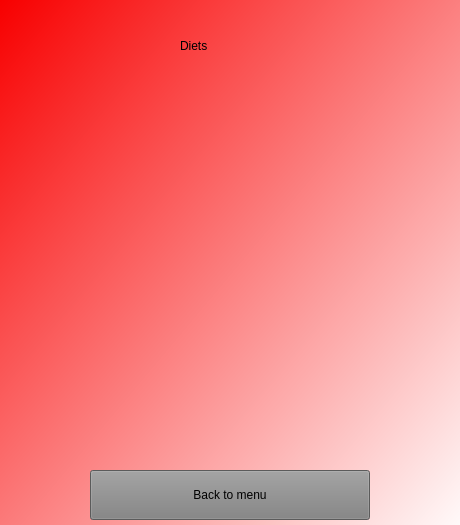
Before: the Qt Designer form diet.ui in 262094/HealthCheck, drawn with Qt 5.
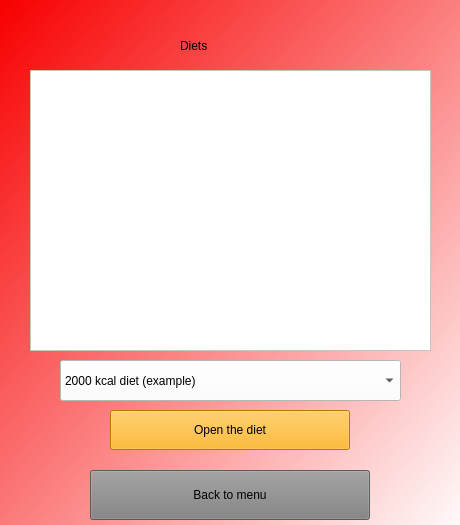
After: the same form once the commit is applied.

What changed in the file:
```diff
--- a/diet.ui
+++ b/diet.ui
@@ -103,6 +103,77 @@
       <string>Back to menu</string>
      </property>
     </widget>
+    <widget class="QComboBox" name="comboBox">
+     <property name="geometry">
+      <rect>
+       <x>60</x>
+       <y>360</y>
+       <width>341</width>
+       <height>41</height>
+      </rect>
+     </property>
+     <property name="styleSheet">
+      <string notr="true">FONT-SIZE:24PX;
+background-color: WHITE;</string>
+     </property>
+     <item>
+      <property name="text">
+       <string>2000 kcal diet (example)</string>
+      </property>
+     </item>
+     <item>
+      <property name="text">
+       <string>1500 kcal diet (7 day)</string>
+      </property>
+     </item>
+     <item>
+      <property name="text">
+       <string>Instant diet (7 day)</string>
+      </property>
+     </item>
+    </widget>
+    <widget class="QTextEdit" name="textEdit">
+     <property name="geometry">
+      <rect>
+       <x>30</x>
+       <y>70</y>
+       <width>401</width>
+       <height>281</height>
+      </rect>
+     </property>
+     <property name="styleSheet">
+      <string notr="true">background: white;</string>
+     </property>
+    </widget>
+    <widget class="QPushButton" name="pushButton_open_the_diet">
+     <property name="geometry">
+      <rect>
+       <x>110</x>
+       <y>410</y>
+       <width>240</width>
+       <height>40</height>
+      </rect>
+     </property>
+     <property name="minimumSize">
+      <size>
+       <width>240</width>
+       <height>40</height>
+      </size>
+     </property>
+     <property name="maximumSize">
+      <size>
+       <width>240</width>
+       <height>40</height>
+      </size>
+     </property>
+     <property name="styleSheet">
+      <string notr="true">background-color:rgb(255, 170, 0);
+font:italic 16pt &quot;Noto Serif Light&quot;;</string>
+     </property>
+     <property name="text">
+      <string>Open the diet</string>
+     </property>
+    </widget>
    </widget>
   </widget>
  </widget>
```
